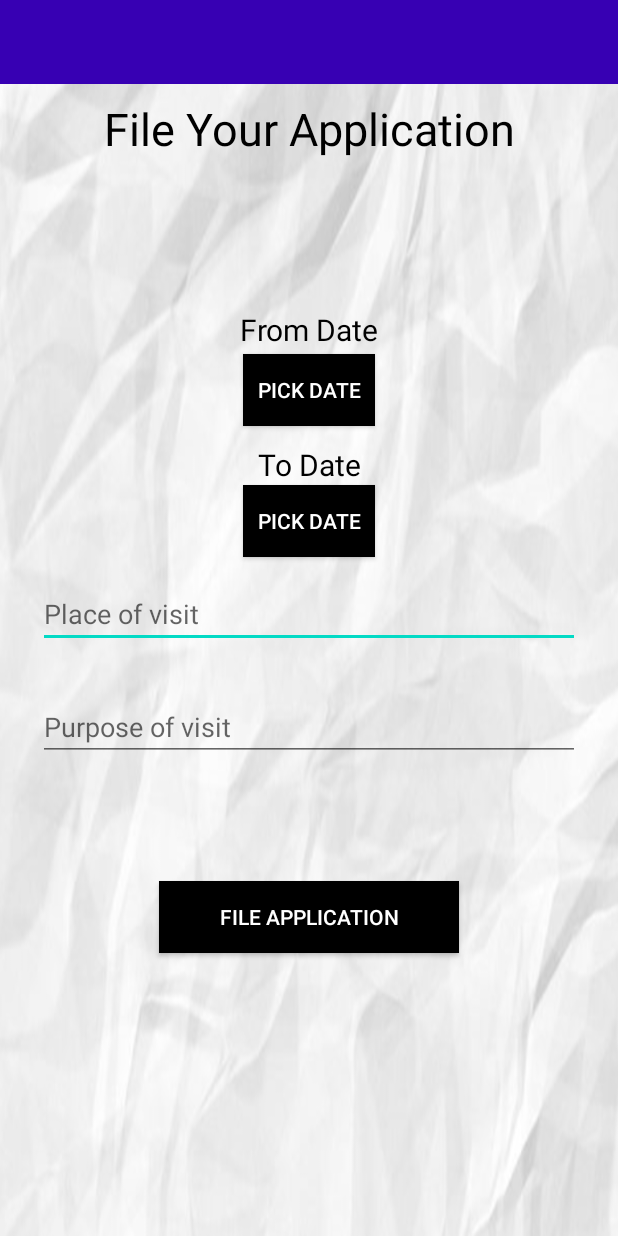
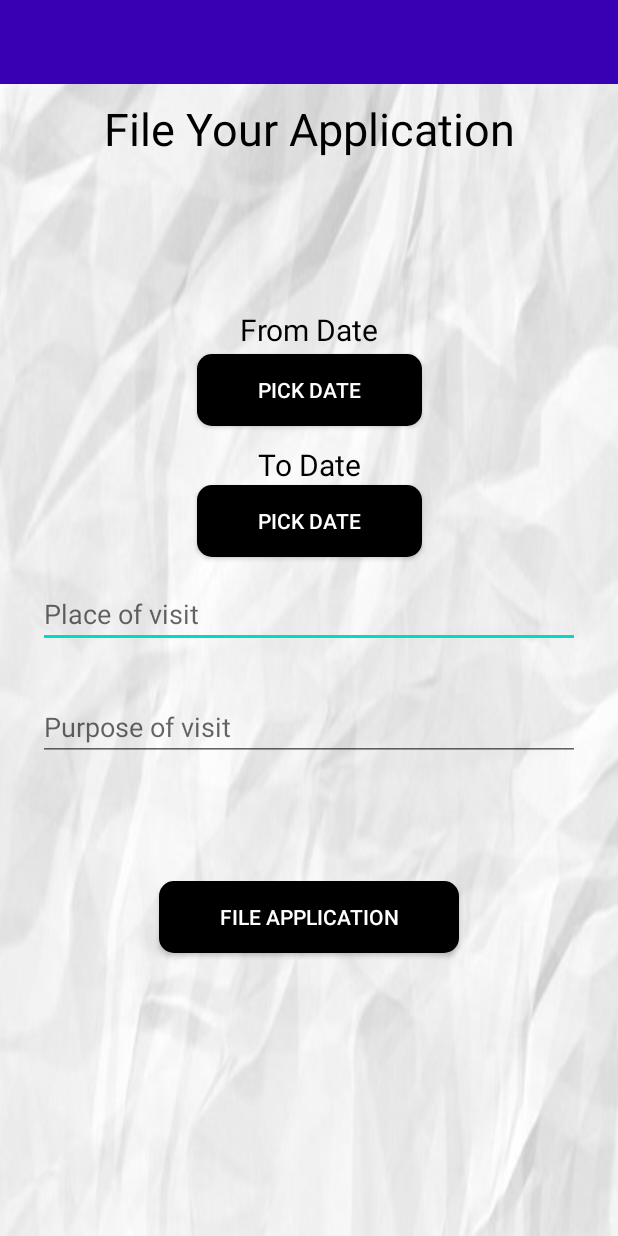
Before and after one commit to thundercipher/Application-Authorizer, an Android app: the StudentUserActivity screen opened directly, with no data from a screen before it, on a phone screen of 412 x 824 dp. Run offline under Robolectric (Android 15) with nearby library versions, the phone set to English and light mode, and no system bars; our stand-ins replace Firebase (no records; nobody signed in at launch, a user with empty details on screens opened directly).

Commit message:
Added custom button backgrounds

```diff
--- a/app/src/main/res/layout/activity_log_in.xml
+++ b/app/src/main/res/layout/activity_log_in.xml
@@ -64,7 +64,7 @@
         android:layout_width="140dp"
         android:layout_height="wrap_content"
         android:layout_marginTop="40dp"
-        android:background="@android:color/black"
+        android:background="@drawable/button_background"
         android:text="Log In"
         android:textColor="@android:color/white"
         app:layout_constraintEnd_toEndOf="parent"
--- a/app/src/main/res/layout/activity_pending_applications_display.xml
+++ b/app/src/main/res/layout/activity_pending_applications_display.xml
@@ -165,7 +165,7 @@
         android:layout_marginTop="80dp"
         android:text="Approve"
         android:textColor="@android:color/white"
-        android:background="@android:color/black"
+        android:background="@drawable/button_background"
         app:layout_constraintEnd_toEndOf="parent"
         app:layout_constraintHorizontal_bias="0.5"
         app:layout_constraintStart_toStartOf="parent"
@@ -178,7 +178,7 @@
         android:layout_marginTop="20dp"
         android:text="Decline"
         android:textColor="@android:color/white"
-        android:background="@android:color/holo_red_dark"
+        android:background="@drawable/button_background_red"
         app:layout_constraintEnd_toEndOf="parent"
         app:layout_constraintHorizontal_bias="0.5"
         app:layout_constraintStart_toStartOf="parent"
--- a/app/src/main/res/layout/activity_sign_up.xml
+++ b/app/src/main/res/layout/activity_sign_up.xml
@@ -112,7 +112,7 @@
         android:layout_width="140dp"
         android:layout_height="wrap_content"
         android:layout_marginTop="15dp"
-        android:background="@android:color/black"
+        android:background="@drawable/button_background"
         android:text="Sign Up"
         android:textColor="@android:color/white"
         app:layout_constraintEnd_toEndOf="parent"
--- a/app/src/main/res/layout/activity_student_profile.xml
+++ b/app/src/main/res/layout/activity_student_profile.xml
@@ -75,7 +75,7 @@
         android:layout_width="150dp"
         android:layout_height="wrap_content"
         android:layout_marginTop="50dp"
-        android:background="@android:color/black"
+        android:background="@drawable/button_background"
         android:onClick="edit"
         android:text="EDIT"
         android:textColor="@android:color/white"
--- a/app/src/main/res/layout/activity_student_profile_edit.xml
+++ b/app/src/main/res/layout/activity_student_profile_edit.xml
@@ -87,7 +87,7 @@
         android:layout_width="150dp"
         android:layout_height="wrap_content"
         android:layout_marginTop="60dp"
-        android:background="@android:color/black"
+        android:background="@drawable/button_background"
         android:text="SAVE CHANGES"
         android:textColor="@android:color/white"
         app:layout_constraintEnd_toEndOf="parent"
--- a/app/src/main/res/layout/activity_student_user.xml
+++ b/app/src/main/res/layout/activity_student_user.xml
@@ -96,7 +96,7 @@
             android:layout_width="200dp"
             android:layout_height="wrap_content"
             android:layout_marginTop="80dp"
-            android:background="@android:color/black"
+            android:background="@drawable/button_background"
             android:text="File Application"
             android:textColor="@android:color/white"
             app:layout_constraintEnd_toEndOf="parent"
@@ -106,9 +106,9 @@
 
         <Button
             android:id="@+id/fileApplicationFromDateButton"
-            android:layout_width="wrap_content"
+            android:layout_width="150dp"
             android:layout_height="wrap_content"
-            android:background="@android:color/black"
+            android:background="@drawable/button_background"
             android:text="Pick Date"
             android:textColor="@android:color/white"
             app:layout_constraintEnd_toEndOf="parent"
@@ -118,9 +118,9 @@
 
         <Button
             android:id="@+id/fileApplicationToDateButton"
-            android:layout_width="wrap_content"
+            android:layout_width="150dp"
             android:layout_height="wrap_content"
-            android:background="@android:color/black"
+            android:background="@drawable/button_background"
             android:text="Pick Date"
             android:textColor="@android:color/white"
             app:layout_constraintEnd_toEndOf="parent"
```
Also changed, not shown: app/src/main/res/drawable/button_background_red.xml (added, +12 -0 lines).
